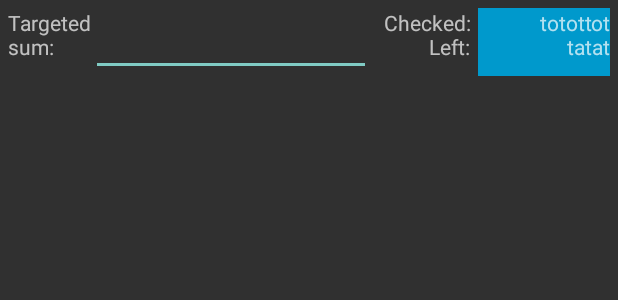
After one commit to Geobert/radis, an Android app: the layout checking_dashboard.xml on its own in the app's theme, with its tools: preview values and no code run, on a phone screen of 412 x 824 dp. The commit adds this screen. Shown: the top 300 px of the screen. Run offline under Robolectric (Android 15) with nearby library versions, the light colour scheme and no system bars.

```diff
--- /dev/null
+++ b/app/src/main/kotlin/fr/geobert/radis/ui/CheckingOpDashboard.kt
@@ -0,0 +1,4 @@
+package fr.geobert.radis.ui
+
+public class CheckingOpDashboard {
+}
--- a/app/src/main/kotlin/fr/geobert/radis/ui/adapter/BaseOperationAdapter.kt
+++ b/app/src/main/kotlin/fr/geobert/radis/ui/adapter/BaseOperationAdapter.kt
@@ -19,7 +19,7 @@ import android.util.Log
 import fr.geobert.radis.ui.OperationListFragment
 
 public abstract class BaseOperationAdapter<T : Operation>(activity: MainActivity, opList: IOperationList, cursor: Cursor) :
-        RecyclerView.Adapter<fr.geobert.radis.ui.adapter.OpRowHolder<T>>() {
+        RecyclerView.Adapter<OpRowHolder<T>>() {
     var justClicked: Boolean = false
 
     val operationsList = opList
@@ -126,7 +126,9 @@ public abstract class BaseOperationAdapter<T : Operation>(activity: MainActivity
     public fun increaseCache(c: Cursor) {
         val tmp = mCellStates
         val oldCount = operations.count()
+        Log.d("BaseOperationAdapter", "increaseCache oldCount: $oldCount")
         operations = c.map { operationFactory(it) }
+        Log.d("BaseOperationAdapter", "increaseCache newcount: ${operations.count()}")
         mCellStates = arrayOfNulls(operations.count())
         System.arraycopy(tmp, 0, mCellStates, 0, tmp.count())
         notifyDataSetChanged()
--- /dev/null
+++ b/app/src/main/res/layout/checking_dashboard.xml
@@ -0,0 +1,42 @@
+<?xml version="1.0" encoding="utf-8"?>
+
+<LinearLayout xmlns:android="http://schemas.android.com/apk/res/android"
+              android:layout_margin="5dp"
+              android:orientation="horizontal"
+              android:layout_width="match_parent"
+              android:layout_height="wrap_content">
+
+    <TextView
+            android:id="@+id/targeted_sum_title"
+            android:layout_height="fill_parent"
+            android:layout_weight="0"
+            android:layout_width="wrap_content"
+            android:text="@string/targeted_sum"/>
+
+    <EditText
+            android:id="@+id/targeted_sum"
+            android:layout_height="wrap_content"
+            android:layout_width="100dp"
+            style="@style/EditorEditText.Sum"
+            android:gravity="center_vertical|right"
+            />
+
+    <TextView
+            android:id="@+id/checking_op_status_title"
+            android:text="@string/checked_ops_sums_title"
+            android:layout_height="fill_parent"
+            android:layout_marginLeft="5dp"
+            android:layout_weight="0.7"
+            android:gravity="right"
+            android:layout_width="0dp"/>
+
+    <TextView
+            android:id="@+id/checking_op_status"
+            android:background="@color/holo_blue_dark"
+            android:gravity="right"
+            android:layout_height="fill_parent"
+            android:text="totottot\ntatat"
+            android:layout_marginLeft="5dp"
+            android:layout_weight="1"
+            android:layout_width="0dp"/>
+</LinearLayout>
--- a/app/src/main/res/layout/statistic_row.xml
+++ b/app/src/main/res/layout/statistic_row.xml
@@ -1,6 +1,7 @@
 <?xml version="1.0" encoding="utf-8"?>
 
 <RelativeLayout xmlns:android="http://schemas.android.com/apk/res/android"
+                android:id="@+id/stat_row"
                 android:orientation="vertical"
                 android:layout_width="match_parent"
                 android:layout_height="wrap_content"
--- a/app/src/main/res/layout/statistics_list_fragment.xml
+++ b/app/src/main/res/layout/statistics_list_fragment.xml
@@ -5,7 +5,7 @@
               android:layout_height="fill_parent"
               android:background="@color/normal_bg">
 
-    <ListView
+    <android.support.v7.widget.RecyclerView
             android:id="@android:id/list"
             style="@style/StatListView"
             />
--- a/app/src/main/res/menu/operations_list_menu.xml
+++ b/app/src/main/res/menu/operations_list_menu.xml
@@ -2,6 +2,12 @@
 <menu
         xmlns:android="http://schemas.android.com/apk/res/android"
         xmlns:radis="http://schemas.android.com/apk/res-auto">
+    <item
+            android:icon="@drawable/op_checking_48"
+            android:title="@string/op_checking"
+            android:id="@+id/checking_op"
+            radis:showAsAction="ifRoom|collapseActionView"
+            radis:actionLayout="@layout/checking_dashboard"/>
     <item
             android:icon="@drawable/plus_48"
             android:title="@string/new_op"
```
Also changed, not shown: app/src/main/kotlin/fr/geobert/radis/ui/OperationListFragment.kt (+27 -22 lines), app/src/main/kotlin/fr/geobert/radis/ui/ScheduledOpListFragment.kt (+11 -2 lines), app/src/main/kotlin/fr/geobert/radis/ui/StatListAdapter.kt (deleted, +0 -109 lines), app/src/main/kotlin/fr/geobert/radis/ui/StatisticsListFragment.kt (+28 -31 lines), app/src/main/kotlin/fr/geobert/radis/ui/adapter/OperationsAdapter.kt (+8 -4 lines), app/src/main/kotlin/fr/geobert/radis/ui/adapter/StatRowHolder.kt (added, +33 -0 lines), app/src/main/kotlin/fr/geobert/radis/ui/adapter/StatisticAdapter.kt (added, +57 -0 lines).
